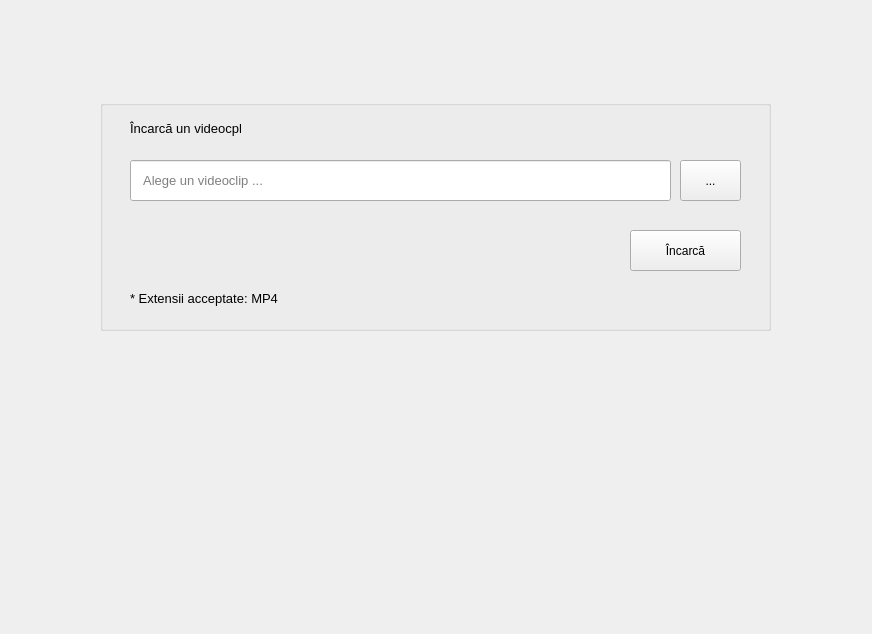
Before: the Qt Designer form resources/ui/load_video.ui in stefandamian/proiect_iom, drawn with Qt 5.
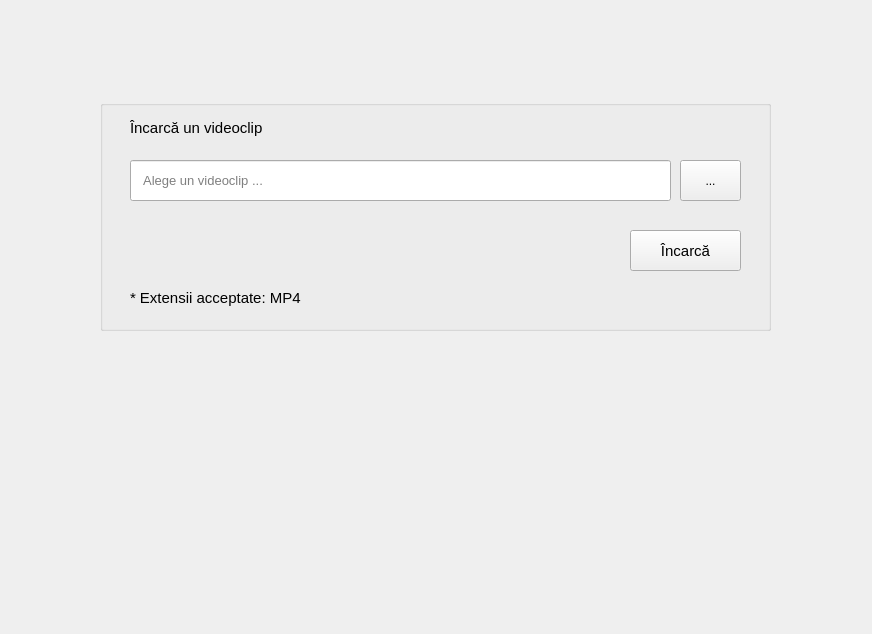
After: the same form once the commit is applied.

Commit message: UI/UX: font size

Patch:
```diff
--- a/resources/ui/load_video.ui
+++ b/resources/ui/load_video.ui
@@ -70,6 +70,11 @@
       <height>41</height>
      </rect>
     </property>
+    <property name="font">
+     <font>
+      <pointsize>11</pointsize>
+     </font>
+    </property>
     <property name="text">
      <string>Încarcă</string>
     </property>
@@ -79,17 +84,17 @@
      <rect>
       <x>30</x>
       <y>20</y>
-      <width>111</width>
+      <width>601</width>
       <height>16</height>
      </rect>
     </property>
     <property name="font">
      <font>
-      <pointsize>10</pointsize>
+      <pointsize>11</pointsize>
      </font>
     </property>
     <property name="text">
-     <string>Încarcă un videocpli</string>
+     <string>Încarcă un videoclip</string>
     </property>
    </widget>
    <widget class="QPushButton" name="pushButton">
@@ -119,7 +124,7 @@
     </property>
     <property name="font">
      <font>
-      <pointsize>10</pointsize>
+      <pointsize>11</pointsize>
      </font>
     </property>
     <property name="text">
```
The commit also changes 5 other files.
